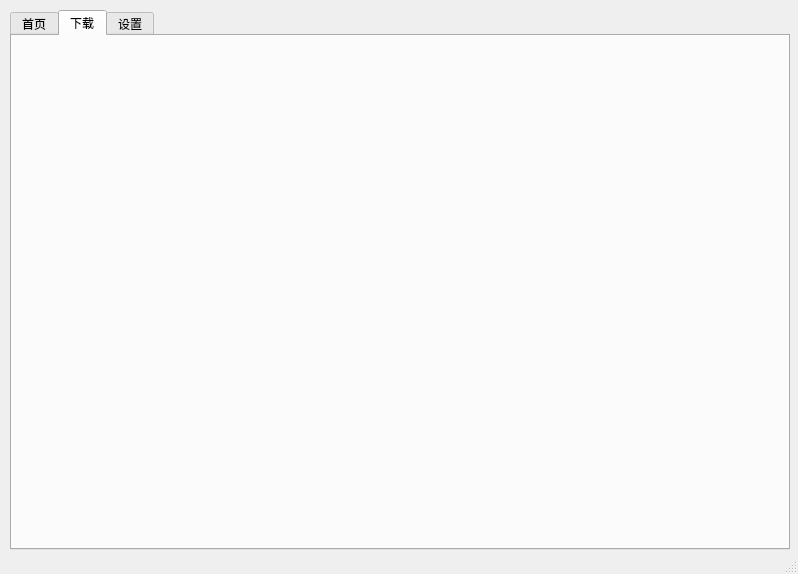
Before: the Qt Designer form bilibili.ui in PapayaMilk/BilibiliKit, drawn with Qt 5.
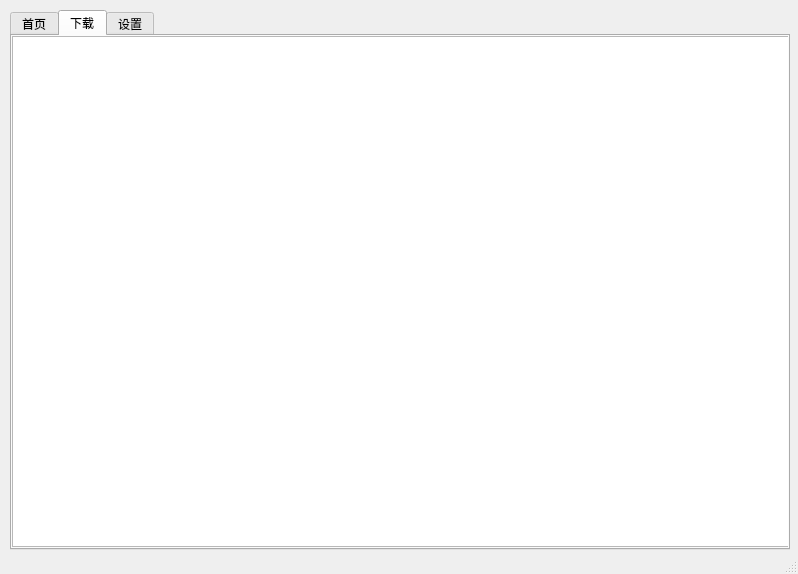
After: the same form once the commit is applied. The open tabs and pages were chosen to show the change. Icons and pictures are not drawn.

Diff of the .ui file:
```diff
--- a/bilibili.ui
+++ b/bilibili.ui
@@ -281,6 +281,16 @@
      <attribute name="title">
       <string>下载</string>
      </attribute>
+     <widget class="QListWidget" name="listWidget">
+      <property name="geometry">
+       <rect>
+        <x>0</x>
+        <y>0</y>
+        <width>781</width>
+        <height>511</height>
+       </rect>
+      </property>
+     </widget>
     </widget>
     <widget class="QWidget" name="tab_3">
      <attribute name="title">
```
